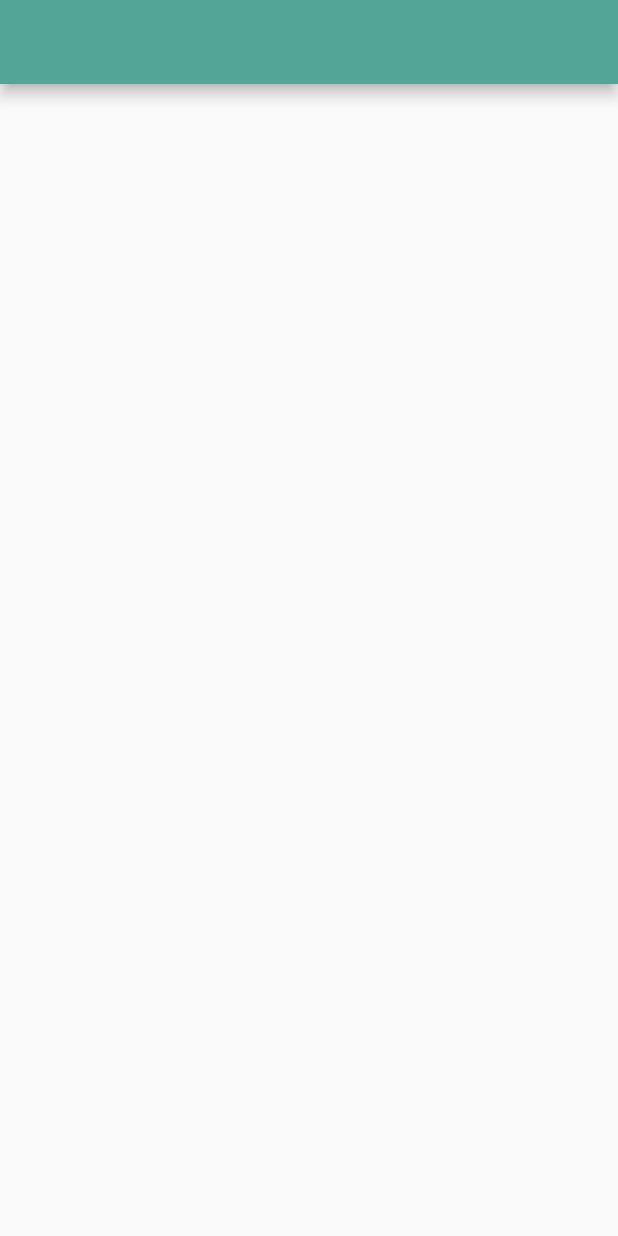
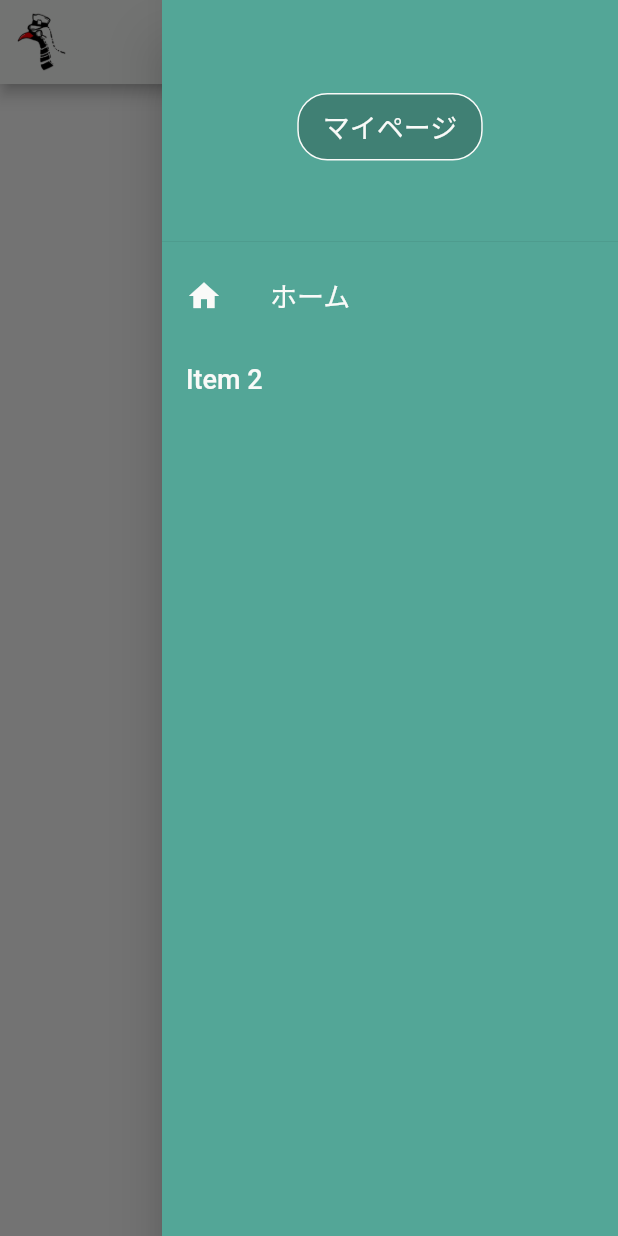
Before and after one commit to Team-NFF/quinart-application, a Flutter app: the screen it shows after launch, with the side drawer open (before the commit the screen has no drawer), on a phone screen of 412 x 824 dp. Run offline on Flutter 3.47's test engine with Material 2 defaults, Android fonts, the light colour scheme and no system bars; our stand-ins replace google_fonts.

Commit message:
Add: Add drawer to home page

```diff
--- /dev/null
+++ b/lib/component/home_page/drawer/drawer.dart
@@ -0,0 +1,47 @@
+import 'package:flutter/material.dart';
+import 'package:quinart/view/home_page/home.dart';
+import 'package:quinart/component/home_page/drawer/drawer_header.dart';
+
+class HomePageDrawer extends StatelessWidget {
+  const HomePageDrawer({super.key});
+
+  @override
+  Widget build(BuildContext context) {
+    return Drawer(
+      child: Container(
+        color: const Color(0xFF53a697),
+        child: ListView(
+          children: <Widget>[
+            const HomePageDrawerHeader(),
+            ListTile(
+              leading: const Icon(Icons.home, color: Color(0xFFf9faf8)),
+              title: const Text(
+                'ホーム',
+                style: TextStyle(
+                  fontSize: 18,
+                  color: Color(0xFFf9faf8),
+                ),
+              ),
+              onTap: () {
+                Navigator.push(
+                  context,
+                  MaterialPageRoute(builder: (context) => const HomeScreen()),
+                );
+              },
+            ),
+            ListTile(
+              title: const Text(
+                'Item 2',
+                style: TextStyle(
+                  fontSize: 18,
+                  color: Color(0xFFf9faf8),
+                ),
+              ),
+              onTap: () {},
+            ),
+          ],
+        ),
+      ),
+    );
+  }
+}
--- /dev/null
+++ b/lib/component/home_page/drawer/drawer_header.dart
@@ -0,0 +1,37 @@
+import 'package:flutter/material.dart';
+
+class HomePageDrawerHeader extends StatelessWidget {
+  const HomePageDrawerHeader({super.key});
+
+  @override
+  Widget build(BuildContext context) {
+    return DrawerHeader(
+      decoration: const BoxDecoration(
+        color: Color(0xFF53a697),
+      ),
+      child: Padding(
+        padding: const EdgeInsets.all(8.0),
+        child: Center(
+          child: InkWell(
+            onTap: () {},
+            child: Container(
+              padding: const EdgeInsets.symmetric(horizontal: 16, vertical: 8),
+              decoration: BoxDecoration(
+                color: const Color(0xFF408074),
+                borderRadius: BorderRadius.circular(20),
+                border: Border.all(color: const Color(0xFFf9faf8)),
+              ),
+              child: const Text(
+                'マイページ',
+                style: TextStyle(
+                  fontSize: 18,
+                  color: Color(0xFFf9faf8),
+                ),
+              ),
+            ),
+          ),
+        ),
+      ),
+    );
+  }
+}
--- a/lib/main.dart
+++ b/lib/main.dart
@@ -1,6 +1,7 @@
 import 'package:flutter/material.dart';
 import 'package:google_fonts/google_fonts.dart';
 import 'package:intl/date_symbol_data_local.dart';
+import 'package:quinart/view/home_page/home.dart';
 
 void main() {
   initializeDateFormatting('ja_JP');
@@ -9,6 +10,7 @@ void main() {
 
 class MyApp extends StatelessWidget {
   const MyApp({super.key});
+
   @override
   Widget build(BuildContext context) {
     return MaterialApp(
@@ -21,24 +23,3 @@ class MyApp extends StatelessWidget {
     );
   }
 }
-
-class HomeScreen extends StatelessWidget {
-  const HomeScreen({super.key});
-  @override
-  Widget build(BuildContext context) {
-    return Stack(
-      children: [
-        Scaffold(
-          appBar: AppBar(
-            backgroundColor: const Color(0xFF53a697),
-          ),
-          body: const Center(
-            child: Column(
-              mainAxisAlignment: MainAxisAlignment.center,
-            ),
-          ),
-        ),
-      ],
-    );
-  }
-}
--- /dev/null
+++ b/lib/view/home_page/home.dart
@@ -0,0 +1,35 @@
+import 'package:flutter/material.dart';
+import 'package:quinart/component/home_page/drawer/drawer.dart';
+
+class HomeScreen extends StatelessWidget {
+  const HomeScreen({super.key});
+
+  @override
+  Widget build(BuildContext context) {
+    return Scaffold(
+      appBar: AppBar(
+        backgroundColor: const Color(0xFFf9faf8),
+        leading: Padding(
+          padding: const EdgeInsets.all(8.0),
+          child: Image.asset(
+            'lib/assets/images/icon/only_rail-clear.png',
+            width: 20,
+            height: 20,
+          ),
+        ),
+        actions: [
+          IconButton(
+            icon: const Icon(
+              Icons.menu,
+              color: Color(0xFF53a697),
+            ),
+            onPressed: () {
+              Scaffold.of(context).openEndDrawer();
+            },
+          ),
+        ],
+      ),
+      endDrawer: const HomePageDrawer(),
+    );
+  }
+}
```
Also changed, not shown: lib/assets/images/icon/only_rail-clear.png (added), lib/assets/images/icon/only_rail.png (added), lib/assets/images/icon/quinart-clear.png (added), lib/assets/images/icon/quinart.png (added).
